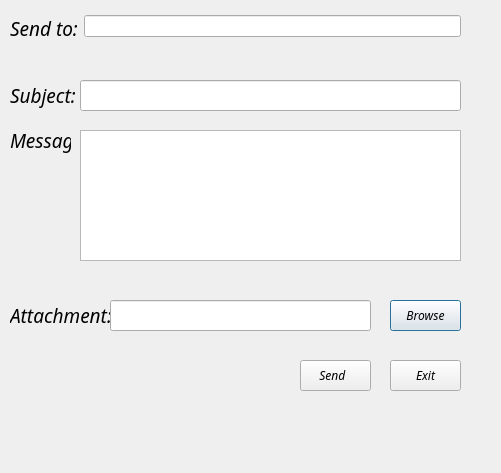
Qt form Descan/forms/dialogmail.ui (ratspeaker/descan) before a commit.
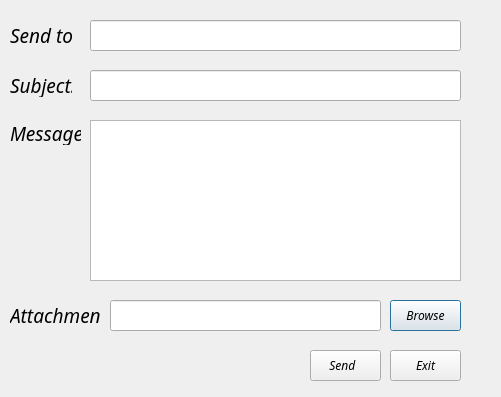
The same form after that commit. Icons and pictures are not drawn.

Diff of the .ui file:
```diff
--- a/Descan/forms/dialogmail.ui
+++ b/Descan/forms/dialogmail.ui
@@ -7,7 +7,7 @@
     <x>0</x>
     <y>0</y>
     <width>501</width>
-    <height>473</height>
+    <height>397</height>
    </rect>
   </property>
   <property name="windowTitle">
@@ -17,9 +17,9 @@
    <property name="geometry">
     <rect>
      <x>10</x>
-     <y>80</y>
-     <width>71</width>
-     <height>31</height>
+     <y>72</y>
+     <width>62</width>
+     <height>25</height>
     </rect>
    </property>
    <property name="font">
@@ -38,9 +38,9 @@
   <widget class="QLineEdit" name="leSubject">
    <property name="geometry">
     <rect>
-     <x>80</x>
-     <y>80</y>
-     <width>381</width>
+     <x>90</x>
+     <y>70</y>
+     <width>371</width>
      <height>31</height>
     </rect>
    </property>
@@ -50,8 +50,8 @@
     <rect>
      <x>10</x>
      <y>120</y>
-     <width>61</width>
-     <height>41</height>
+     <width>71</width>
+     <height>25</height>
     </rect>
    </property>
    <property name="font">
@@ -70,10 +70,10 @@
   <widget class="QPlainTextEdit" name="pteMessage">
    <property name="geometry">
     <rect>
-     <x>80</x>
-     <y>130</y>
-     <width>381</width>
-     <height>131</height>
+     <x>90</x>
+     <y>120</y>
+     <width>371</width>
+     <height>161</height>
     </rect>
    </property>
   </widget>
@@ -82,7 +82,7 @@
     <rect>
      <x>10</x>
      <y>300</y>
-     <width>111</width>
+     <width>91</width>
      <height>31</height>
     </rect>
    </property>
@@ -104,7 +104,7 @@
     <rect>
      <x>110</x>
      <y>300</y>
-     <width>261</width>
+     <width>271</width>
      <height>31</height>
     </rect>
    </property>
@@ -131,8 +131,8 @@
   <widget class="QPushButton" name="pbSend">
    <property name="geometry">
     <rect>
-     <x>300</x>
-     <y>360</y>
+     <x>310</x>
+     <y>350</y>
      <width>71</width>
      <height>31</height>
     </rect>
@@ -159,7 +159,7 @@
    <property name="geometry">
     <rect>
      <x>390</x>
-     <y>360</y>
+     <y>350</y>
      <width>71</width>
      <height>31</height>
     </rect>
@@ -174,18 +174,15 @@
     <string>Exit</string>
    </property>
   </widget>
-  <widget class="QWidget" name="layoutWidget">
-   <property name="geometry">
-    <rect>
-     <x>10</x>
-     <y>15</y>
-     <width>451</width>
-     <height>31</height>
-    </rect>
-   </property>
-   <layout class="QFormLayout" name="formLayout">
-    <item row="0" column="0">
      <widget class="QLabel" name="laSendTo">
+   <property name="geometry">
+    <rect>
+     <x>10</x>
+     <y>22</y>
+     <width>62</width>
+     <height>25</height>
+    </rect>
+   </property>
       <property name="font">
        <font>
         <family>Ubuntu Condensed</family>
@@ -201,11 +198,15 @@
        <enum>Qt::AutoText</enum>
       </property>
      </widget>
-    </item>
-    <item row="0" column="1">
-     <widget class="QLineEdit" name="leSendTo"/>
-    </item>
-   </layout>
+  <widget class="QLineEdit" name="leSendTo">
+   <property name="geometry">
+    <rect>
+     <x>90</x>
+     <y>20</y>
+     <width>371</width>
+     <height>31</height>
+    </rect>
+   </property>
   </widget>
  </widget>
  <resources/>
```
Lines whose indentation alone changed are shown as unchanged.
